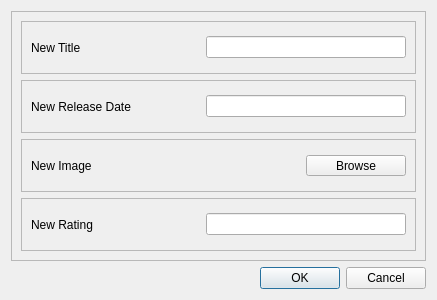
First picture: the form in ui/edit_dialog.ui, repository ngfuong/crud-ranking-app, before the edit.
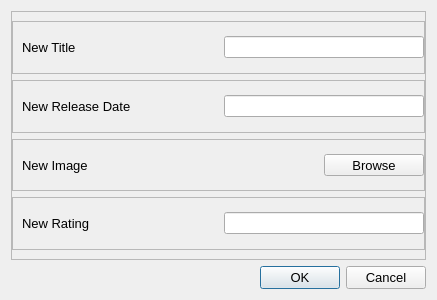
Second picture: the form after the edit. Icons and pictures are not drawn.

```diff
--- a/ui/edit_dialog.ui
+++ b/ui/edit_dialog.ui
@@ -27,6 +27,12 @@
       <enum>QFrame::Raised</enum>
      </property>
      <layout class="QVBoxLayout" name="verticalLayout_2">
+      <property name="leftMargin">
+       <number>0</number>
+      </property>
+      <property name="rightMargin">
+       <number>0</number>
+      </property>
       <item>
        <widget class="QFrame" name="titleFrame">
         <property name="frameShape">
@@ -39,6 +45,9 @@
          <property name="spacing">
           <number>20</number>
          </property>
+         <property name="rightMargin">
+          <number>0</number>
+         </property>
          <item>
           <widget class="QLabel" name="titleLabel">
            <property name="minimumSize">
@@ -47,6 +56,11 @@
              <height>0</height>
             </size>
            </property>
+           <property name="font">
+            <font>
+             <pointsize>10</pointsize>
+            </font>
+           </property>
            <property name="text">
             <string>New Title</string>
            </property>
@@ -77,6 +91,9 @@
          <property name="spacing">
           <number>20</number>
          </property>
+         <property name="rightMargin">
+          <number>0</number>
+         </property>
          <item>
           <widget class="QLabel" name="releasedateLabel">
            <property name="minimumSize">
@@ -85,6 +102,11 @@
              <height>0</height>
             </size>
            </property>
+           <property name="font">
+            <font>
+             <pointsize>10</pointsize>
+            </font>
+           </property>
            <property name="text">
             <string>New Release Date</string>
            </property>
@@ -115,6 +137,9 @@
          <property name="spacing">
           <number>20</number>
          </property>
+         <property name="rightMargin">
+          <number>0</number>
+         </property>
          <item>
           <widget class="QLabel" name="imageLabel">
            <property name="minimumSize">
@@ -123,6 +148,11 @@
              <height>0</height>
             </size>
            </property>
+           <property name="font">
+            <font>
+             <pointsize>10</pointsize>
+            </font>
+           </property>
            <property name="text">
             <string>New Image</string>
            </property>
@@ -136,6 +166,11 @@
              <height>16777215</height>
             </size>
            </property>
+           <property name="font">
+            <font>
+             <pointsize>10</pointsize>
+            </font>
+           </property>
            <property name="text">
             <string>Browse</string>
            </property>
@@ -162,6 +197,9 @@
          <property name="spacing">
           <number>20</number>
          </property>
+         <property name="rightMargin">
+          <number>0</number>
+         </property>
          <item>
           <widget class="QLabel" name="ratingLabel">
            <property name="minimumSize">
@@ -170,6 +208,11 @@
              <height>0</height>
             </size>
            </property>
+           <property name="font">
+            <font>
+             <pointsize>10</pointsize>
+            </font>
+           </property>
            <property name="text">
             <string>New Rating</string>
            </property>
@@ -193,6 +236,11 @@
    </item>
    <item>
     <widget class="QDialogButtonBox" name="buttonBox">
+     <property name="font">
+      <font>
+       <pointsize>10</pointsize>
+      </font>
+     </property>
      <property name="orientation">
       <enum>Qt::Horizontal</enum>
      </property>
```
